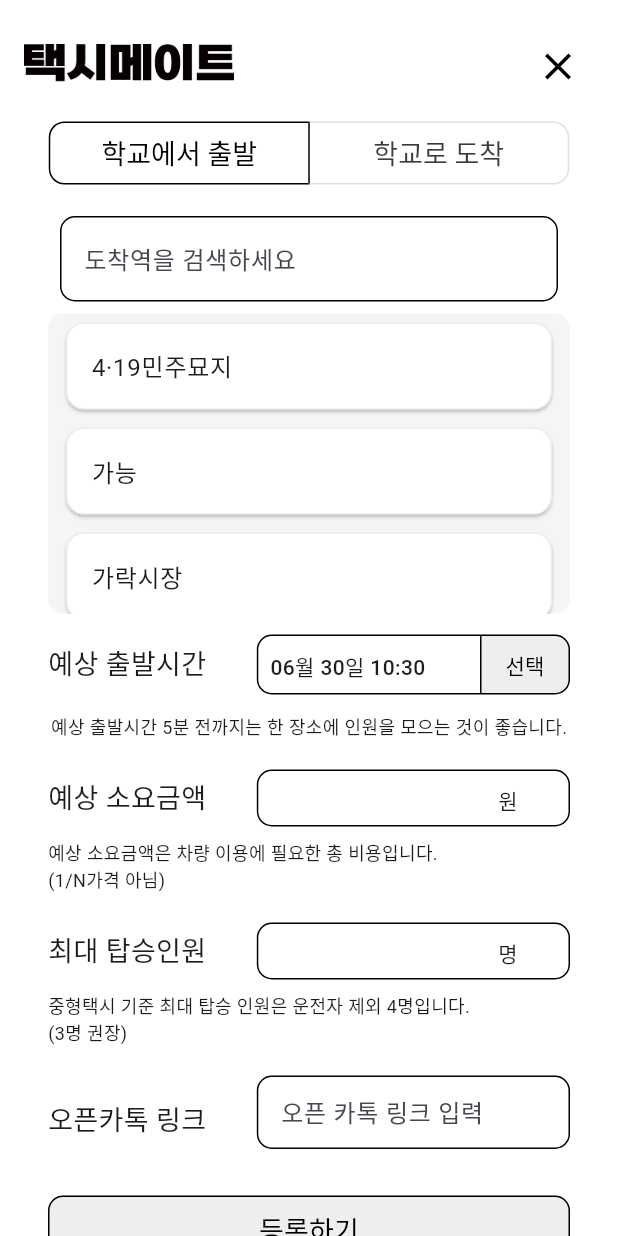
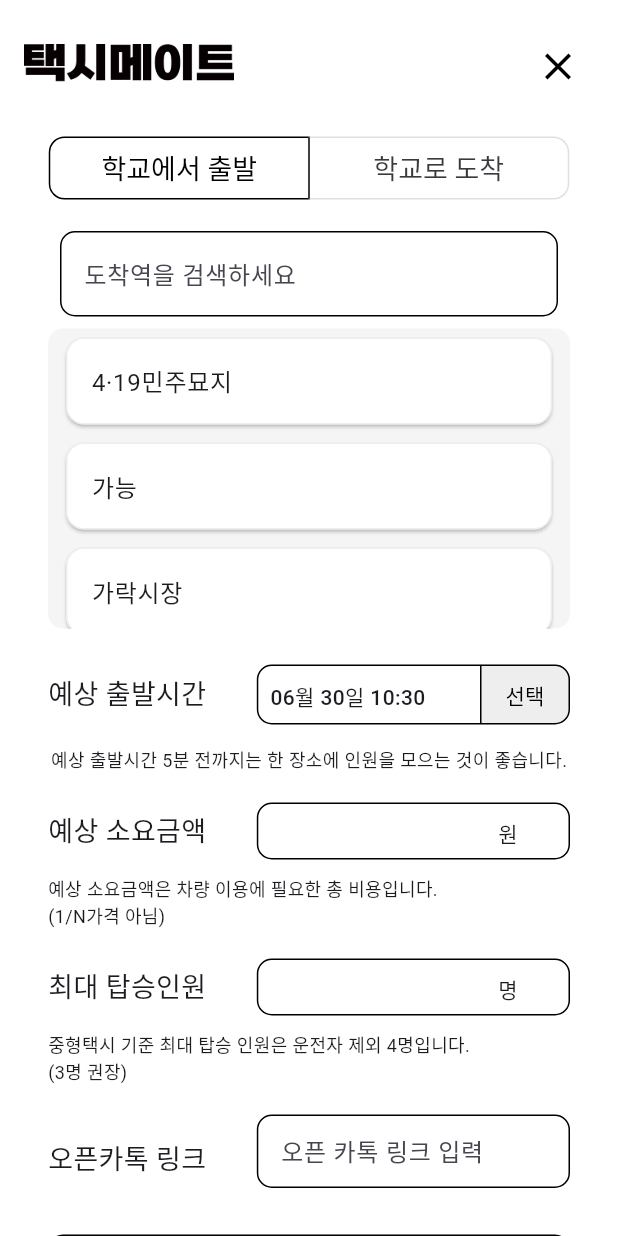
Before and after one commit to jia5232/taximate_frontend, a Flutter app: the PostFormScreen widget shown alone on an empty page, opened directly, on a phone screen of 412 x 824 dp. Run offline on Flutter 3.47's test engine with Material 3 defaults, Android fonts, the phone set to English and light mode, and no system bars; our stand-ins replace dio, flutter_riverpod, flutter_secure_storage, font_awesome_flutter, go_router, package_info_plus and 2 more; missing offline and left inert: flutter_email_sender; accounts and stored records are empty; generated files the repository leaves out were written again; Roboto replaces fonts that are missing (GmarketSans).

Commit message:
feat: 글 작성폼 ui 수정

```diff
--- a/lib/post/view/post_form_screen.dart
+++ b/lib/post/view/post_form_screen.dart
@@ -24,15 +24,11 @@ class PostFormScreen extends ConsumerStatefulWidget {
 }
 
 class _PostFormScreenState extends ConsumerState<PostFormScreen> {
-  // toggle button을 위한 정보
   bool fromSchool = true; //학교에서 출발
   bool toSchool = false; //학교로 도착
   late List<bool> isSelected;
 
-  // time picker를 위한 정보
   DateTime selectedDateTime = DateTime.now();
-
-  // post 요청에 필요한 정보
   bool isFromSchool = true;
   DateTime departTime = DateTime.now();
   int cost = 0;
@@ -126,7 +122,6 @@ class _PostFormScreenState extends ConsumerState<PostFormScreen> {
           message: message,
           buttonText: "메인으로 돌아가기",
           onPressed: () {
-            //Dialog를 닫고 로그인페이지로 나가야 하므로 두번 pop.
             Navigator.pop(context);
             Navigator.pop(context);
             ref.refresh(postStateNotifierProvider);
@@ -180,7 +175,7 @@ class _PostFormScreenState extends ConsumerState<PostFormScreen> {
             child: Column(
               children: [
                 _buildTop(ref, context),
-                SizedBox(height: 10),
+                SizedBox(height: 20),
                 ToggleButtons(
                   children: [
                     Padding(
@@ -285,7 +280,7 @@ class _PostFormScreenState extends ConsumerState<PostFormScreen> {
                             ),
                           ),
                         ),
-                      SizedBox(height: 10),
+                      SizedBox(height: 20),
                       Row(
                         children: [
                           Expanded(
@@ -363,7 +358,7 @@ class _PostFormScreenState extends ConsumerState<PostFormScreen> {
                           ),
                         ],
                       ),
-                      SizedBox(height: 8),
+                      SizedBox(height: 10),
                       Text(
                         '예상 출발시간 5분 전까지는 한 장소에 인원을 모으는 것이 좋습니다.',
                         style: TextStyle(
@@ -416,7 +411,7 @@ class _PostFormScreenState extends ConsumerState<PostFormScreen> {
                           ),
                         ],
                       ),
-                      SizedBox(height: 8),
+                      SizedBox(height: 10),
                       Row(
                         mainAxisAlignment: MainAxisAlignment.start,
                         children: [
@@ -474,7 +469,7 @@ class _PostFormScreenState extends ConsumerState<PostFormScreen> {
                           ),
                         ],
                       ),
-                      SizedBox(height: 8),
+                      SizedBox(height: 10),
                       Row(
                         mainAxisAlignment: MainAxisAlignment.start,
                         children: [
@@ -531,7 +526,6 @@ class _PostFormScreenState extends ConsumerState<PostFormScreen> {
                         height: 46,
                         child: TextButton(
                           onPressed: () async {
-                            //posts/create으로 요청 보낼때 header에 accessToken 같이 보내야 됨
                             isFromSchool = fromSchool;
                             String? depart = fromSchool
                                 ? "" // 백엔드에서 사용자의 대학 이름으로 기재함.
@@ -541,7 +535,6 @@ class _PostFormScreenState extends ConsumerState<PostFormScreen> {
                             final formatDepartTime =
                             departTime.toIso8601String();
 
-                            // 예외 처리
                             if (_selectedStation == null) {
                               getNoticeDialog(context, "지하철을 선택해주세요.");
                               return;
@@ -586,7 +579,6 @@ class _PostFormScreenState extends ConsumerState<PostFormScreen> {
                                   ),
                                 );
                                 if (resp.statusCode == 200) {
-                                  //글 작성자는 글을 작성할 때 joinChatRoom() 처리해둔다. -> 백엔드에서 처리함
                                   getPostResultDialog(
                                       context, "글 등록이 완료되었습니다.");
                                 }
```
